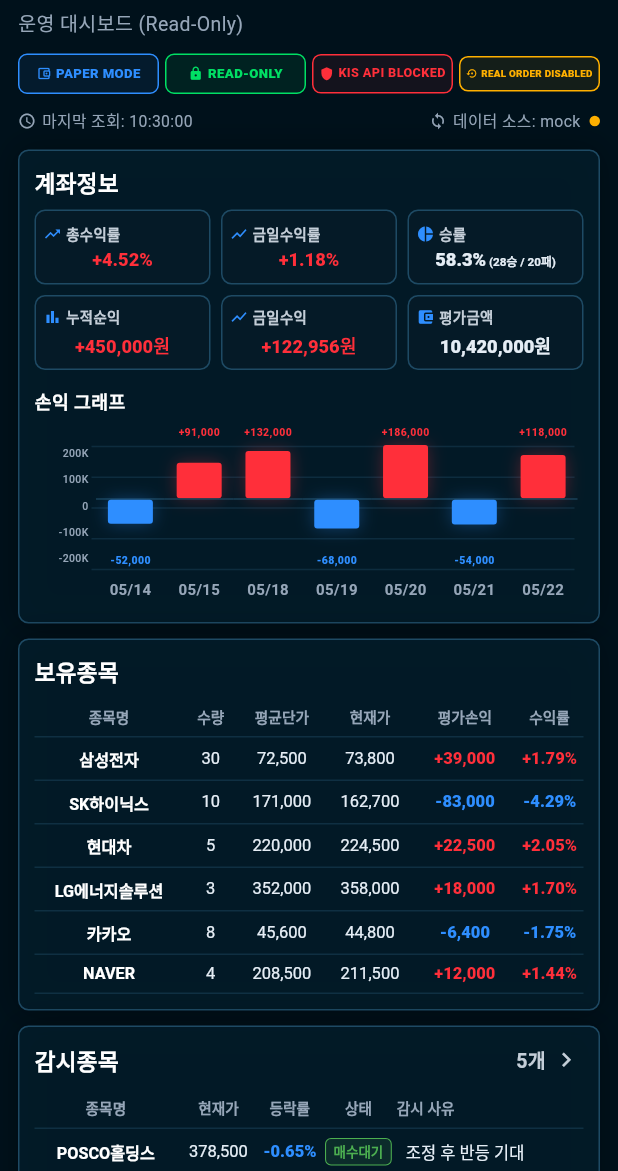
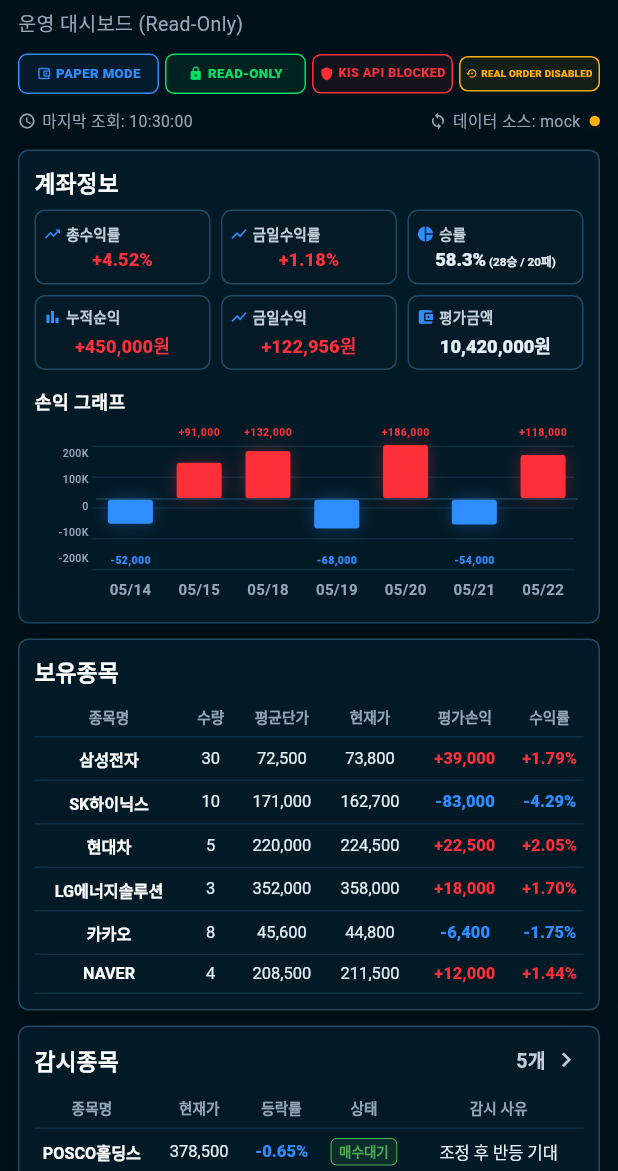
Before and after one commit to gunbarif-wq/Gichan_Abba_Mobile, a Flutter app: the screen it shows after launch, on a phone screen of 412 x 824 dp, the part 65-1236 px from its top. Run offline on Flutter 3.47's test engine with Material 3 defaults, Android fonts, the phone set to English and light mode, and no system bars.

Commit message:
feat: 감시종목 컬럼 너비 조정, 감시사유 가운데 정렬
- flex: [23, 20, 13, 20, 34] (현재가 20, 등락률 13, 상태 20)
- 감시사유 가운데 정렬 (header/row 모두)

Co-Authored-By: Claude Sonnet 4.6 <noreply@anthropic.com>

```diff
--- a/lib/main.dart
+++ b/lib/main.dart
@@ -642,13 +642,13 @@ class WatchlistTableCard extends StatelessWidget {
               children: [
                 const DataHeader(
                   cells: ['종목명', '현재가', '등락률', '상태', '감시 사유'],
-                  flexes: [26, 15, 11, 14, 34],
+                  flexes: [23, 20, 13, 20, 34],
                   alignments: [
                     Alignment.center,
                     Alignment.center,
                     Alignment.center,
                     Alignment.center,
-                    Alignment.centerLeft,
+                    Alignment.center,
                   ],
                 ),
                 ...items.map(
@@ -670,7 +670,7 @@ class WatchlistTableCard extends StatelessWidget {
                       ),
                     );
 
-                    // 감시사유: reasons_ko 최대 3개 줄바꿈, 없으면 watchReasonText fallback
+                    // 감시사유: reasons_ko 최대 3개, 없으면 watchReasonText fallback
                     final reasonLines = item.reasonsKo.isNotEmpty
                         ? item.reasonsKo.take(3).toList()
                         : (item.watchReasonText.isNotEmpty
@@ -679,33 +679,30 @@ class WatchlistTableCard extends StatelessWidget {
                     final reasonWidget = reasonLines.isEmpty
                         ? PlainText(item.stageStatus.isNotEmpty ? item.stageStatus : '-')
                         : Column(
-                            crossAxisAlignment: CrossAxisAlignment.start,
+                            crossAxisAlignment: CrossAxisAlignment.center,
                             mainAxisSize: MainAxisSize.min,
                             children: reasonLines
-                                .map((r) => Text(r, style: const TextStyle(color: AppColors.textMain, fontSize: 11), maxLines: 1, overflow: TextOverflow.ellipsis))
+                                .map((r) => Text(r, style: const TextStyle(color: AppColors.textMain, fontSize: 11), maxLines: 1, overflow: TextOverflow.ellipsis, textAlign: TextAlign.center))
                                 .toList(),
                           );
 
                     return Container(
                       color: isSell ? const Color(0xFFFF6B35).withOpacity(0.04) : null,
                       child: DataRowLine(
-                        flexes: const [26, 15, 11, 14, 34],
+                        flexes: const [23, 20, 13, 20, 34],
                         alignments: const [
                           Alignment.center,
                           Alignment.center,
                           Alignment.center,
                           Alignment.center,
-                          Alignment.centerLeft,
+                          Alignment.center,
                         ],
                         cells: [
                           NameText(item.name, item.symbol),
                           PlainText(price(item.currentPrice)),
                           isSell ? PercentText(item.pnlPct) : PercentText(item.changePct),
                           Center(child: statusBadge),
-                          Padding(
-                            padding: const EdgeInsets.only(left: 6),
-                            child: reasonWidget,
-                          ),
+                          Center(child: reasonWidget),
                         ],
                       ),
                     );
```
